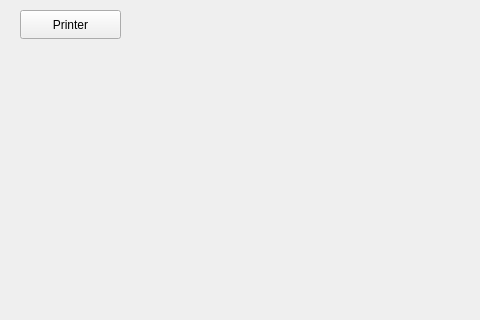
Qt form printwidget.ui (sme-gmbh/smepowercad) before a commit; both pictures show x 0 to 480 and y 0 to 320 of the 640 by 480 pixel window.
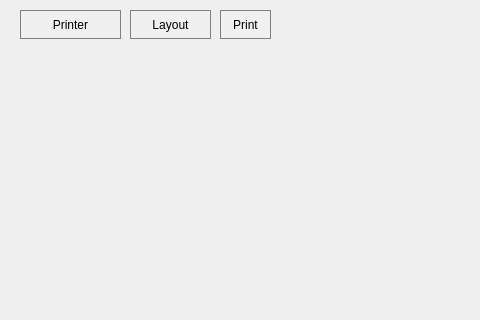
The same form after that commit.

Diff of the .ui file:
```diff
--- a/printwidget.ui
+++ b/printwidget.ui
@@ -10,6 +10,22 @@
     <height>480</height>
    </rect>
   </property>
+  <property name="styleSheet">
+   <string notr="true">QToolButton{
+border: 1px solid gray; 
+background-color: rgb(240, 240, 240);
+}
+
+QToolButton:hover{
+border: 2px solid white; 
+background-color: rgb(255, 255, 0);
+}
+
+QToolButton:pressed{
+border: 2px solid rgb(150, 150, 255); 
+background-color: rgb(255, 255, 0);
+}</string>
+  </property>
   <property name="floating">
    <bool>true</bool>
   </property>
@@ -30,6 +46,35 @@
      <string>Printer</string>
     </property>
    </widget>
+   <widget class="QToolButton" name="toolButton_print">
+    <property name="geometry">
+     <rect>
+      <x>220</x>
+      <y>10</y>
+      <width>51</width>
+      <height>29</height>
+     </rect>
+    </property>
+    <property name="text">
+     <string>Print</string>
+    </property>
+   </widget>
+   <widget class="QToolButton" name="toolButton_layout">
+    <property name="geometry">
+     <rect>
+      <x>130</x>
+      <y>10</y>
+      <width>81</width>
+      <height>29</height>
+     </rect>
+    </property>
+    <property name="styleSheet">
+     <string notr="true"/>
+    </property>
+    <property name="text">
+     <string>Layout</string>
+    </property>
+   </widget>
   </widget>
  </widget>
  <resources/>
```
